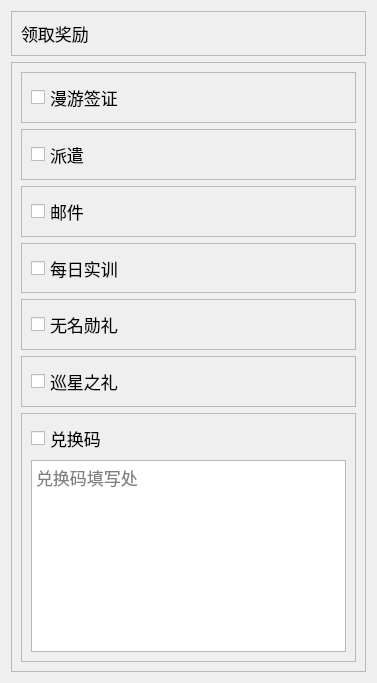
Qt form resources/ui/receive_reward.ui (Shasnow/StarRailAssistant) before a commit.
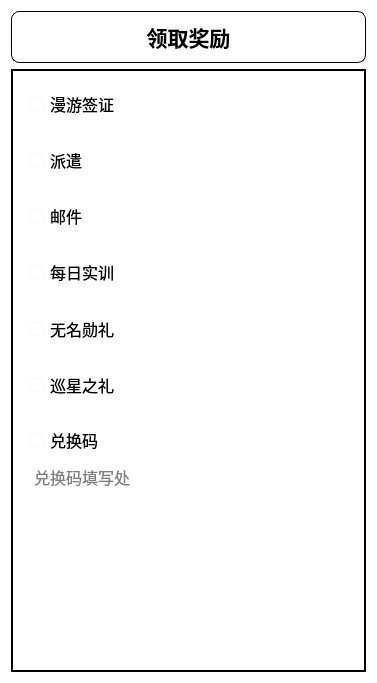
The same form after that commit.

Diff of the .ui file:
```diff
--- a/resources/ui/receive_reward.ui
+++ b/resources/ui/receive_reward.ui
@@ -18,9 +18,16 @@
         <property name="windowTitle">
             <string>Form</string>
         </property>
+  <property name="styleSheet">
+   <string notr="true">background-color: rgba(255, 255, 255, 0.5);</string>
+  </property>
         <layout class="QGridLayout" name="gridLayout">
             <item row="1" column="0">
                 <widget class="QScrollArea" name="scrollArea">
+     <property name="styleSheet">
+      <string notr="true">background-color: rgba(255, 255, 255, 0.1);
+border: 1.35px solid black;  font-size: 16px;</string>
+     </property>
                     <property name="widgetResizable">
                         <bool>true</bool>
                     </property>
@@ -30,12 +37,15 @@
                                 <x>0</x>
                                 <y>0</y>
                                 <width>357</width>
-                                <height>615</height>
+        <height>610</height>
                             </rect>
                         </property>
                         <layout class="QVBoxLayout" name="verticalLayout_3">
                             <item>
                                 <widget class="QFrame" name="frame3_1">
+         <property name="styleSheet">
+          <string notr="true">border:none</string>
+         </property>
                                     <property name="frameShape">
                                         <enum>QFrame::Shape::StyledPanel</enum>
                                     </property>
@@ -51,6 +61,17 @@
                                                         <height>30</height>
                                                     </size>
                                                 </property>
+            <property name="styleSheet">
+             <string notr="true">QCheckBox{border: none;}
+                                                    QCheckBox:hover {
+                                                    background-color: #f0f0f0;
+                                                    }
+
+                                                    /* 勾选框悬停时边框变色 */
+                                                    QCheckBox::indicator:hover {
+                                                    border-color: #666;
+                                                    }</string>
+            </property>
                                                 <property name="text">
                                                     <string>漫游签证</string>
                                                 </property>
@@ -61,6 +82,9 @@
                             </item>
                             <item>
                                 <widget class="QFrame" name="frame3_2">
+         <property name="styleSheet">
+          <string notr="true">border:none</string>
+         </property>
                                     <property name="frameShape">
                                         <enum>QFrame::Shape::StyledPanel</enum>
                                     </property>
@@ -76,6 +100,17 @@
                                                         <height>30</height>
                                                     </size>
                                                 </property>
+            <property name="styleSheet">
+             <string notr="true">QCheckBox{border: none;}
+                                                    QCheckBox:hover {
+                                                    background-color: #f0f0f0;
+                                                    }
+
+                                                    /* 勾选框悬停时边框变色 */
+                                                    QCheckBox::indicator:hover {
+                                                    border-color: #666;
+                                                    }</string>
+            </property>
                                                 <property name="text">
                                                     <string>派遣</string>
                                                 </property>
@@ -86,6 +121,9 @@
                             </item>
                             <item>
                                 <widget class="QFrame" name="frame3_3">
+         <property name="styleSheet">
+          <string notr="true">border:none</string>
+         </property>
                                     <property name="frameShape">
                                         <enum>QFrame::Shape::StyledPanel</enum>
                                     </property>
@@ -101,6 +139,17 @@
                                                         <height>30</height>
                                                     </size>
                                                 </property>
+            <property name="styleSheet">
+             <string notr="true">QCheckBox{border: none;}
+                                                    QCheckBox:hover {
+                                                    background-color: #f0f0f0;
+                                                    }
+
+                                                    /* 勾选框悬停时边框变色 */
+                                                    QCheckBox::indicator:hover {
+                                                    border-color: #666;
+                                                    }</string>
+            </property>
                                                 <property name="text">
                                                     <string>邮件</string>
                                                 </property>
@@ -111,6 +160,9 @@
                             </item>
                             <item>
                                 <widget class="QFrame" name="frame3_4">
+         <property name="styleSheet">
+          <string notr="true">border:none</string>
+         </property>
                                     <property name="frameShape">
                                         <enum>QFrame::Shape::StyledPanel</enum>
                                     </property>
@@ -126,6 +178,17 @@
                                                         <height>30</height>
                                                     </size>
                                                 </property>
+            <property name="styleSheet">
+             <string notr="true">QCheckBox{border: none;}
+                                                    QCheckBox:hover {
+                                                    background-color: #f0f0f0;
+                                                    }
+
+                                                    /* 勾选框悬停时边框变色 */
+                                                    QCheckBox::indicator:hover {
+                                                    border-color: #666;
+                                                    }</string>
+            </property>
                                                 <property name="text">
                                                     <string>每日实训</string>
                                                 </property>
@@ -136,6 +199,9 @@
                             </item>
                             <item>
                                 <widget class="QFrame" name="frame3_5">
+         <property name="styleSheet">
+          <string notr="true">border:none</string>
+         </property>
                                     <property name="frameShape">
                                         <enum>QFrame::Shape::StyledPanel</enum>
                                     </property>
@@ -151,6 +217,17 @@
                                                         <height>30</height>
                                                     </size>
                                                 </property>
+            <property name="styleSheet">
+             <string notr="true">QCheckBox{border: none;}
+                                                    QCheckBox:hover {
+                                                    background-color: #f0f0f0;
+                                                    }
+
+                                                    /* 勾选框悬停时边框变色 */
+                                                    QCheckBox::indicator:hover {
+                                                    border-color: #666;
+                                                    }</string>
+            </property>
                                                 <property name="text">
                                                     <string>无名勋礼</string>
                                                 </property>
@@ -161,6 +238,9 @@
                             </item>
                             <item>
                                 <widget class="QFrame" name="frame3_6">
+         <property name="styleSheet">
+          <string notr="true">border:none</string>
+         </property>
                                     <property name="frameShape">
                                         <enum>QFrame::Shape::StyledPanel</enum>
                                     </property>
@@ -176,6 +256,17 @@
                                                         <height>30</height>
                                                     </size>
                                                 </property>
+            <property name="styleSheet">
+             <string notr="true">QCheckBox{border: none;}
+                                                    QCheckBox:hover {
+                                                    background-color: #f0f0f0;
+                                                    }
+
+                                                    /* 勾选框悬停时边框变色 */
+                                                    QCheckBox::indicator:hover {
+                                                    border-color: #666;
+                                                    }</string>
+            </property>
                                                 <property name="text">
                                                     <string>巡星之礼</string>
                                                 </property>
@@ -186,6 +277,9 @@
                             </item>
                             <item>
                                 <widget class="QFrame" name="frame3_7">
+         <property name="styleSheet">
+          <string notr="true">border:none</string>
+         </property>
                                     <property name="frameShape">
                                         <enum>QFrame::Shape::StyledPanel</enum>
                                     </property>
@@ -201,6 +295,17 @@
                                                         <height>30</height>
                                                     </size>
                                                 </property>
+            <property name="styleSheet">
+             <string notr="true">QCheckBox{border: none;}
+                                                    QCheckBox:hover {
+                                                    background-color: #f0f0f0;
+                                                    }
+
+                                                    /* 勾选框悬停时边框变色 */
+                                                    QCheckBox::indicator:hover {
+                                                    border-color: #666;
+                                                    }</string>
+            </property>
                                                 <property name="text">
                                                     <string>兑换码</string>
                                                 </property>
@@ -228,6 +333,11 @@
             </item>
             <item row="0" column="0">
                 <widget class="QFrame" name="frame">
+     <property name="styleSheet">
+      <string notr="true">border-radius: 8px;
+border: 1.2px solid black;
+background-color: rgba(255, 255, 255, 0.4);</string>
+     </property>
                     <property name="frameShape">
                         <enum>QFrame::Shape::StyledPanel</enum>
                     </property>
@@ -237,8 +347,11 @@
                     <layout class="QVBoxLayout" name="verticalLayout_2">
                         <item>
                             <widget class="QLabel" name="label">
+        <property name="styleSheet">
+         <string notr="true">border:none</string>
+        </property>
                                 <property name="text">
-                                    <string>领取奖励</string>
+         <string>&lt;html&gt;&lt;head/&gt;&lt;body&gt;&lt;p align=&quot;center&quot;&gt;&lt;span style=&quot; font-size:16pt; font-weight:700;&quot;&gt;领取奖励&lt;/span&gt;&lt;/p&gt;&lt;/body&gt;&lt;/html&gt;</string>
                                 </property>
                             </widget>
                         </item>
```
Lines whose indentation alone changed are shown as unchanged.
